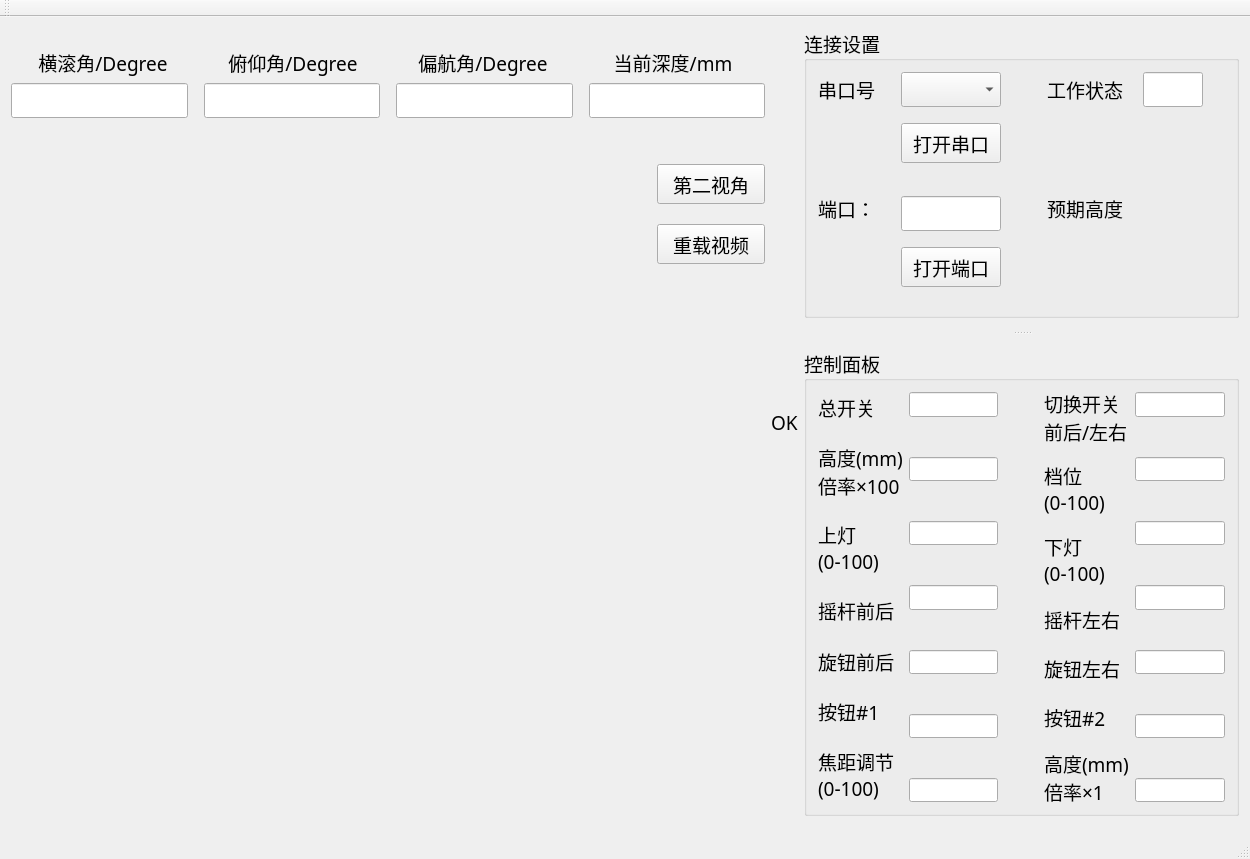
e71828/YJ-robot, file mainwindow.ui: the form before one commit.
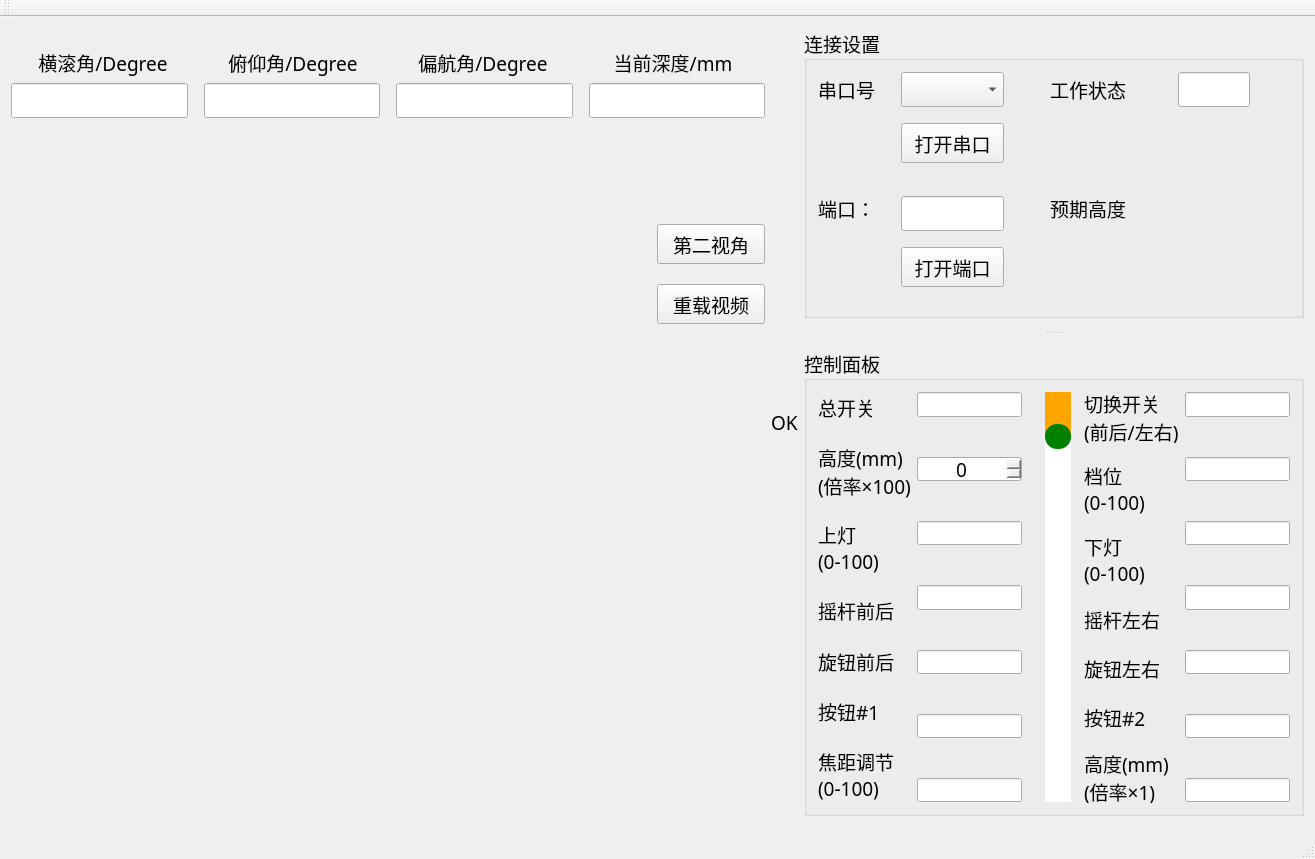
The form after the commit. Icons and pictures are not drawn.

Commit message: move depth controller to UI

Diff of the .ui file:
```diff
--- a/mainwindow.ui
+++ b/mainwindow.ui
@@ -6,7 +6,7 @@
    <rect>
     <x>0</x>
     <y>0</y>
-    <width>1245</width>
+    <width>1310</width>
     <height>859</height>
    </rect>
   </property>
@@ -157,7 +157,7 @@
             <property name="sizeHint" stdset="0">
              <size>
               <width>20</width>
-              <height>40</height>
+              <height>100</height>
              </size>
             </property>
            </spacer>
@@ -233,13 +233,13 @@
      <widget class="QSplitter" name="splitter">
       <property name="minimumSize">
        <size>
-        <width>435</width>
+        <width>500</width>
         <height>560</height>
        </size>
       </property>
       <property name="maximumSize">
        <size>
-        <width>435</width>
+        <width>500</width>
         <height>1180</height>
        </size>
       </property>
@@ -252,13 +252,13 @@
       <widget class="QGroupBox" name="groupBox_2">
        <property name="minimumSize">
         <size>
-         <width>435</width>
+         <width>500</width>
          <height>214</height>
         </size>
        </property>
        <property name="maximumSize">
         <size>
-         <width>435</width>
+         <width>500</width>
          <height>350</height>
         </size>
        </property>
@@ -531,13 +531,13 @@
       <widget class="QGroupBox" name="groupBox">
        <property name="minimumSize">
         <size>
-         <width>435</width>
+         <width>500</width>
          <height>380</height>
         </size>
        </property>
        <property name="maximumSize">
         <size>
-         <width>435</width>
+         <width>500</width>
          <height>800</height>
         </size>
        </property>
@@ -566,7 +566,7 @@
              <widget class="QLabel" name="label_10">
               <property name="text">
                <string>高度(mm)
-倍率×100</string>
+(倍率×100)</string>
               </property>
              </widget>
             </item>
@@ -618,7 +618,44 @@
              <widget class="QLineEdit" name="lineEdit_switch_1"/>
             </item>
             <item>
-             <widget class="QLineEdit" name="lineEdit_rotate_key"/>
+             <widget class="QSpinBox" name="spinBox">
+              <property name="styleSheet">
+               <string notr="true">QSpinBox {
+  border: 1px solid #ABABAB;
+  border-radius: 3px;
+  height: 32px;
+  color: black;
+  font: 16pt &quot;MS Shell Dlg 2&quot;;
+  font: normal;
+}
+
+QSpinBox::down-button  {
+  subcontrol-origin: margin;
+  subcontrol-position: center left;
+  image: url(:/icons/leftArrow.png);
+  background-color: #ABABAB;
+  right: 1px;
+  height: 32px;
+  width: 32px;
+}
+
+QSpinBox::up-button  {
+  subcontrol-origin: margin;
+  subcontrol-position: center right;
+  image: url(:/icons/rightArrow.png);
+  background-color: #ABABAB;
+  left: 1px;
+  height: 32px;
+  width: 32px;
+}</string>
+              </property>
+              <property name="alignment">
+               <set>Qt::AlignCenter</set>
+              </property>
+              <property name="minimum">
+               <number>-9</number>
+              </property>
+             </widget>
             </item>
             <item>
              <widget class="QLineEdit" name="lineEdit_knob_1"/>
@@ -645,16 +682,85 @@
            <enum>Qt::Horizontal</enum>
           </property>
           <property name="sizeType">
-           <enum>QSizePolicy::MinimumExpanding</enum>
+           <enum>QSizePolicy::Fixed</enum>
           </property>
           <property name="sizeHint" stdset="0">
            <size>
-            <width>40</width>
+            <width>15</width>
             <height>20</height>
            </size>
           </property>
          </spacer>
         </item>
+        <item>
+         <widget class="QSlider" name="verticalSlider">
+          <property name="minimumSize">
+           <size>
+            <width>30</width>
+            <height>0</height>
+           </size>
+          </property>
+          <property name="styleSheet">
+           <string notr="true">QSlider::groove:vertical {
+    background: red;
+    position: absolute; /* absolutely position 4px from the left and right of the widget. setting margins on the widget should work too... */
+    left: 2px; right: 2px;
+}
+
+QSlider::handle:vertical {
+    height: 25px;
+    background: green;
+    margin: 0 0px; /* expand outside the groove */
+	border-radius: 12px;
+}
+
+QSlider::add-page:vertical {
+    background: white;
+}
+
+QSlider::sub-page:vertical {
+    background: orange;
+}</string>
+          </property>
+          <property name="minimum">
+           <number>-9</number>
+          </property>
+          <property name="maximum">
+           <number>99</number>
+          </property>
+          <property name="pageStep">
+           <number>1</number>
+          </property>
+          <property name="value">
+           <number>0</number>
+          </property>
+          <property name="sliderPosition">
+           <number>0</number>
+          </property>
+          <property name="orientation">
+           <enum>Qt::Vertical</enum>
+          </property>
+          <property name="invertedAppearance">
+           <bool>true</bool>
+          </property>
+         </widget>
+        </item>
+        <item>
+         <spacer name="horizontalSpacer_5">
+          <property name="orientation">
+           <enum>Qt::Horizontal</enum>
+          </property>
+          <property name="sizeType">
+           <enum>QSizePolicy::Fixed</enum>
+          </property>
+          <property name="sizeHint" stdset="0">
+           <size>
+            <width>5</width>
+            <height>40</height>
+           </size>
+          </property>
+         </spacer>
+        </item>
         <item>
          <layout class="QHBoxLayout" name="horizontalLayout_4">
           <property name="spacing">
@@ -669,7 +775,7 @@
              <widget class="QLabel" name="label_15">
               <property name="text">
                <string>切换开关
-前后/左右</string>
+(前后/左右)</string>
               </property>
              </widget>
             </item>
@@ -714,7 +820,7 @@
              <widget class="QLabel" name="label_21">
               <property name="text">
                <string>高度(mm)
-倍率×1</string>
+(倍率×1)</string>
               </property>
              </widget>
             </item>
@@ -756,6 +862,15 @@
     </item>
    </layout>
   </widget>
+  <widget class="QToolBar" name="mainToolBar">
+   <attribute name="toolBarArea">
+    <enum>TopToolBarArea</enum>
+   </attribute>
+   <attribute name="toolBarBreak">
+    <bool>false</bool>
+   </attribute>
+  </widget>
+  <widget class="QStatusBar" name="statusBar"/>
   <widget class="QMenuBar" name="menuBar">
    <property name="geometry">
     <rect>
@@ -766,15 +881,6 @@
     </rect>
    </property>
   </widget>
-  <widget class="QToolBar" name="mainToolBar">
-   <attribute name="toolBarArea">
-    <enum>TopToolBarArea</enum>
-   </attribute>
-   <attribute name="toolBarBreak">
-    <bool>false</bool>
-   </attribute>
-  </widget>
-  <widget class="QStatusBar" name="statusBar"/>
  </widget>
  <layoutdefault spacing="6" margin="11"/>
  <resources/>
```
Left out of the diff: 2 changed lines with no effect on the pictures. The commit also changes 5 other files.
